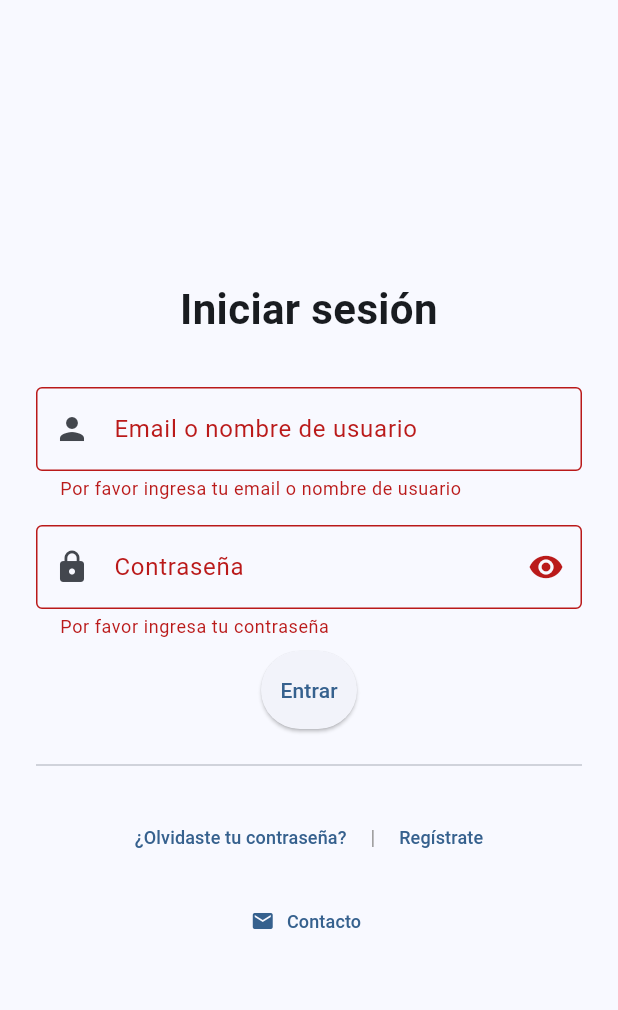
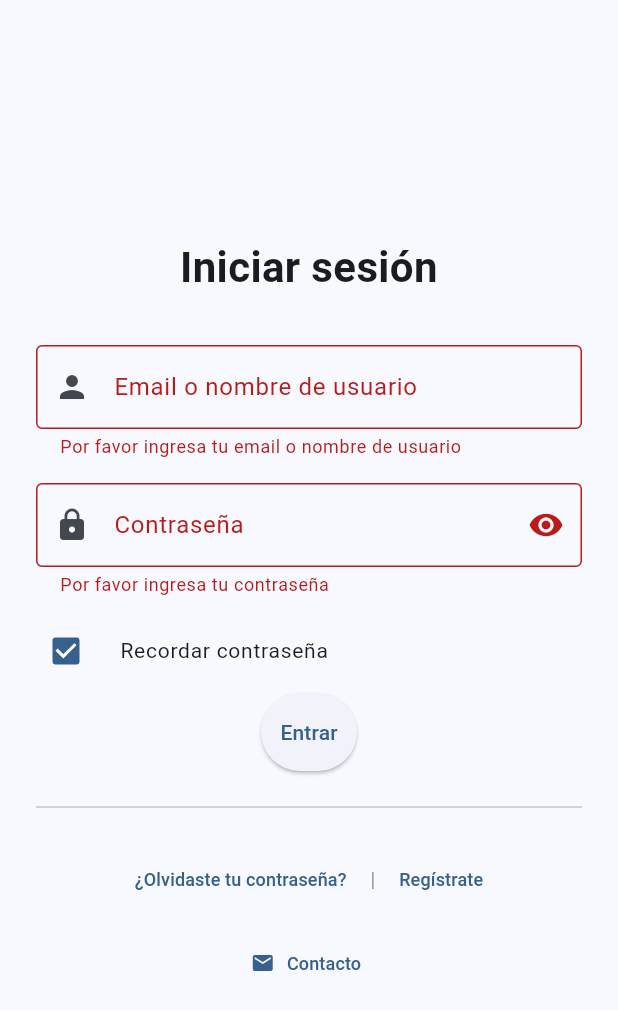
Before and after one commit to edfrutos/EDFCatalogoMultiplatform, a Flutter app: the screen it shows after launch, after a tap on "Entrar", on a phone screen of 412 x 824 dp. Shown: the top 1010 px of the screen. Run offline on Flutter 3.47's test engine with Material 3 defaults, Android fonts, the light colour scheme and no system bars; our stand-ins replace cached_network_image, chewie, connectivity_plus, csv, equatable, file_picker and 7 more; missing offline and left inert: excel, mongo_dart, syncfusion_flutter_pdfviewer; accounts and stored records are empty.

Commit message:
feat: Agregar opción para recordar contraseña en el inicio de sesión y mejorar la gestión de sesión
- Se añadió un checkbox para la opción "Recordar contraseña" en la vista de inicio de sesión.
- La función de inicio de sesión ahora guarda la sesión solo si la opción está activada.
- Se mejoró la gestión de datos de autenticación en el Keychain, limpiando datos si la opción no está seleccionada.
- Se implementó la navegación a la vista de restablecimiento de contraseña tras enviar el código en la vista de recuperación de contraseña.
- Se aplicó autovalidación en los formularios de registro y restablecimiento de contraseña para mejorar la experiencia del usuario.

```diff
--- a/lib/viewmodels/auth_viewmodel.dart
+++ b/lib/viewmodels/auth_viewmodel.dart
@@ -24,6 +24,7 @@ class AuthViewModel extends ChangeNotifier {
   Future<void> signIn({
     required String emailOrUsername,
     required String password,
+    bool rememberMe = true,
   }) async {
     _isLoading = true;
     _errorMessage = null;
@@ -47,10 +48,17 @@ class AuthViewModel extends ChangeNotifier {
         _currentUser = user;
         _isAuthenticated = true;
 
-        // Guardar email en Keychain para persistencia
-        await _keychainService.saveToken(user.email);
-        await _keychainService.saveEmail(user.email);
-        await _keychainService.saveUserId(user.id);
+        // Guardar sesión solo si "Recordar contraseña" está marcado
+        if (rememberMe) {
+          await _keychainService.saveToken(user.email);
+          await _keychainService.saveEmail(user.email);
+          await _keychainService.saveUserId(user.id);
+          print('✅ Sesión guardada para recordar contraseña');
+        } else {
+          // Limpiar datos guardados si no quiere recordar
+          await _keychainService.clearAuthData();
+          print('✅ Sesión no guardada (recordar contraseña desactivado)');
+        }
 
         print('✅ Login exitoso para: $emailOrUsername');
       } else {
@@ -138,7 +146,9 @@ class AuthViewModel extends ChangeNotifier {
 
   /// Cerrar sesión
   void signOut() {
-    print('🔐 Cerrando sesión para: ${_currentUser?.email ?? "usuario desconocido"}');
+    print(
+      '🔐 Cerrando sesión para: ${_currentUser?.email ?? "usuario desconocido"}',
+    );
 
     _keychainService.clearAuthData();
 
@@ -252,7 +262,10 @@ class AuthViewModel extends ChangeNotifier {
 
     try {
       // Verificar el token
-      final isValid = await _mongoService.verifyPasswordResetToken(email, token);
+      final isValid = await _mongoService.verifyPasswordResetToken(
+        email,
+        token,
+      );
       if (!isValid) {
         _errorMessage = 'Código inválido o expirado';
         _isLoading = false;
--- a/lib/views/screens/login_view.dart
+++ b/lib/views/screens/login_view.dart
@@ -17,6 +17,7 @@ class _LoginViewState extends State<LoginView> {
   final _emailOrUsernameController = TextEditingController();
   final _passwordController = TextEditingController();
   bool _obscurePassword = true;
+  bool _rememberPassword = true; // Por defecto marcado
 
   @override
   void dispose() {
@@ -34,6 +35,7 @@ class _LoginViewState extends State<LoginView> {
     await authViewModel.signIn(
       emailOrUsername: _emailOrUsernameController.text.trim(),
       password: _passwordController.text,
+      rememberMe: _rememberPassword,
     );
   }
 
@@ -105,6 +107,20 @@ class _LoginViewState extends State<LoginView> {
                     },
                   ),
                   const SizedBox(height: 8),
+                  CheckboxListTile(
+                    contentPadding: EdgeInsets.zero,
+                    title: const Text(
+                      'Recordar contraseña',
+                      style: TextStyle(fontSize: 14),
+                    ),
+                    value: _rememberPassword,
+                    onChanged: (value) {
+                      setState(() {
+                        _rememberPassword = value ?? true;
+                      });
+                    },
+                    controlAffinity: ListTileControlAffinity.leading,
+                  ),
                   Consumer<AuthViewModel>(
                     builder: (context, authViewModel, _) {
                       if (authViewModel.errorMessage != null) {
--- a/lib/views/screens/register_view.dart
+++ b/lib/views/screens/register_view.dart
@@ -100,6 +100,7 @@ class _RegisterViewState extends State<RegisterView> {
         padding: const EdgeInsets.all(24.0),
         child: Form(
           key: _formKey,
+          autovalidateMode: AutovalidateMode.onUserInteraction,
           child: Column(
             crossAxisAlignment: CrossAxisAlignment.stretch,
             children: [
--- a/lib/views/screens/reset_password_view.dart
+++ b/lib/views/screens/reset_password_view.dart
@@ -92,6 +92,7 @@ class _ResetPasswordViewState extends State<ResetPasswordView> {
         padding: const EdgeInsets.all(24.0),
         child: Form(
           key: _formKey,
+          autovalidateMode: AutovalidateMode.onUserInteraction,
           child: Column(
             crossAxisAlignment: CrossAxisAlignment.stretch,
             children: [
```
Also changed, not shown: lib/views/screens/forgot_password_view.dart (+26 -18 lines).
